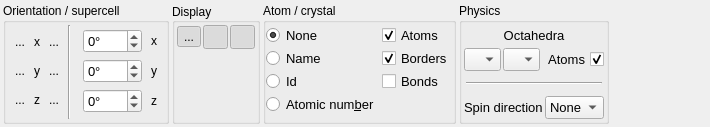
First picture: the form in tabs/visuals.ui, repository piti-diablotin/qAgate, before the edit.
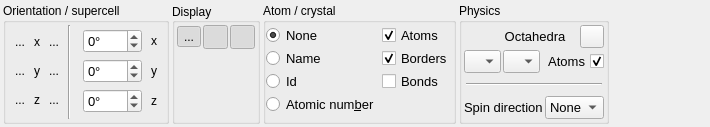
Second picture: the form after the edit. Icons and pictures are not drawn.

Commit message: Add custom color for octahedra

```diff
--- a/tabs/visuals.ui
+++ b/tabs/visuals.ui
@@ -860,6 +860,40 @@
        <number>2</number>
       </property>
       <item>
+       <widget class="QWidget" name="widget_4" native="true">
+        <layout class="QHBoxLayout" name="horizontalLayout_5">
+         <property name="spacing">
+          <number>2</number>
+         </property>
+         <property name="leftMargin">
+          <number>0</number>
+         </property>
+         <property name="topMargin">
+          <number>0</number>
+         </property>
+         <property name="rightMargin">
+          <number>0</number>
+         </property>
+         <property name="bottomMargin">
+          <number>0</number>
+         </property>
+         <item>
+          <spacer name="horizontalSpacer_2">
+           <property name="orientation">
+            <enum>Qt::Horizontal</enum>
+           </property>
+           <property name="sizeType">
+            <enum>QSizePolicy::Fixed</enum>
+           </property>
+           <property name="sizeHint" stdset="0">
+            <size>
+             <width>28</width>
+             <height>20</height>
+            </size>
+           </property>
+          </spacer>
+         </item>
+         <item>
        <widget class="QLabel" name="octaLabel">
         <property name="font">
          <font>
@@ -881,6 +915,16 @@
         <property name="alignment">
          <set>Qt::AlignCenter</set>
         </property>
+          </widget>
+         </item>
+         <item>
+          <widget class="QToolButton" name="octaColor">
+           <property name="text">
+            <string/>
+           </property>
+          </widget>
+         </item>
+        </layout>
        </widget>
       </item>
       <item>
```
Lines whose indentation alone changed are shown as unchanged. The commit also changes 2 other files.
